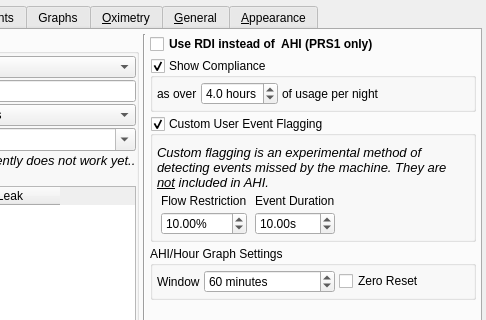
This is preferencesdialog.ui in sbonaime/sleepyhead-code. as Qt 5 draws it before an edit; both pictures show x 154 to 640 and y 0 to 320 of the 640 by 414 pixel window. The edited form follows.
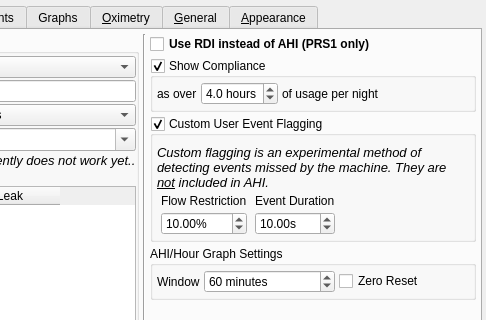
This is the edited form. The open tabs and pages were chosen to show the change. Icons and pictures are not drawn.

```diff
--- a/preferencesdialog.ui
+++ b/preferencesdialog.ui
@@ -624,7 +624,7 @@
             <string>Shows Respiratory Disturbance Index instead of Apnea/Hypopnea Index (RDI=AHI + RERA)</string>
            </property>
            <property name="text">
-            <string>Use RDI instead of  AHI (PRS1 only)</string>
+            <string>Use RDI instead of AHI (PRS1 only)</string>
            </property>
           </widget>
          </item>
```
Left out of the diff: 2 changed lines with no effect on the pictures.
